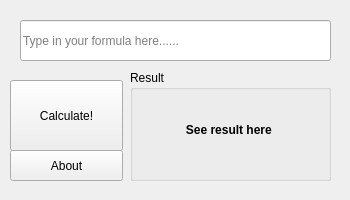
xinjiajuan/splashmol, file SplashMol/app.ui: the form before one commit.
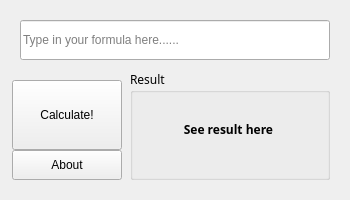
The form after the commit. Icons and pictures are not drawn.

Commit message: various improvements & remove warnings

Patch:
```diff
--- a/SplashMol/app.ui
+++ b/SplashMol/app.ui
@@ -25,8 +25,8 @@
     <rect>
      <x>20</x>
      <y>20</y>
-     <width>311</width>
-     <height>41</height>
+     <width>310</width>
+     <height>40</height>
     </rect>
    </property>
    <property name="placeholderText">
@@ -36,10 +36,10 @@
   <widget class="QPushButton" name="calcButton">
    <property name="geometry">
     <rect>
-     <x>10</x>
+     <x>12</x>
      <y>80</y>
-     <width>113</width>
-     <height>71</height>
+     <width>110</width>
+     <height>70</height>
     </rect>
    </property>
    <property name="text">
@@ -61,10 +61,10 @@
   <widget class="QPushButton" name="aboutButton">
    <property name="geometry">
     <rect>
-     <x>10</x>
+     <x>12</x>
      <y>150</y>
-     <width>113</width>
-     <height>31</height>
+     <width>110</width>
+     <height>30</height>
     </rect>
    </property>
    <property name="text">
@@ -88,10 +88,15 @@
     <rect>
      <x>130</x>
      <y>70</y>
-     <width>201</width>
-     <height>111</height>
+     <width>200</width>
+     <height>110</height>
     </rect>
    </property>
+   <property name="font">
+    <font>
+     <family>.SF NS Text</family>
+    </font>
+   </property>
    <property name="title">
     <string>Result</string>
    </property>
@@ -100,8 +105,8 @@
      <rect>
       <x>10</x>
       <y>20</y>
-      <width>181</width>
-      <height>81</height>
+      <width>180</width>
+      <height>80</height>
      </rect>
     </property>
     <property name="locale">
```
The commit also changes 2 other files.
